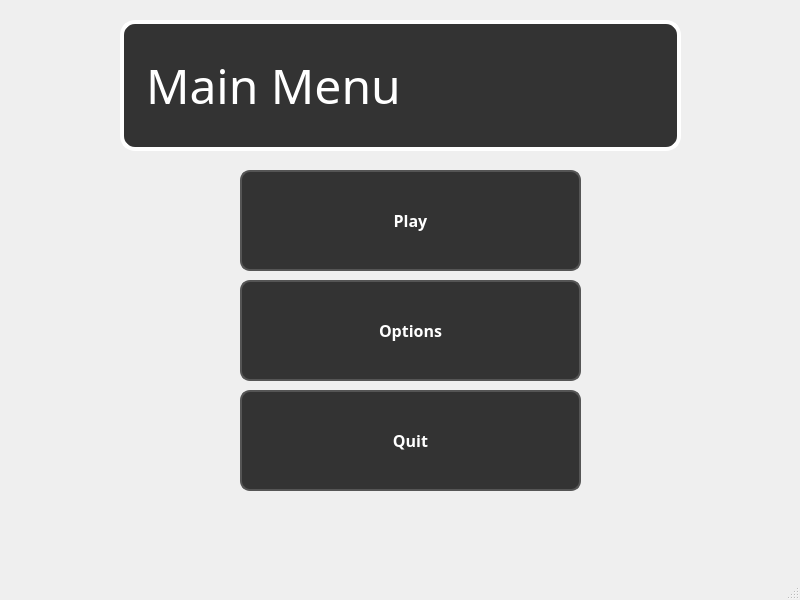
First picture: the form in mainwindow.ui, repository AhmedZ70/BitWise-EducationalApp, before the edit.
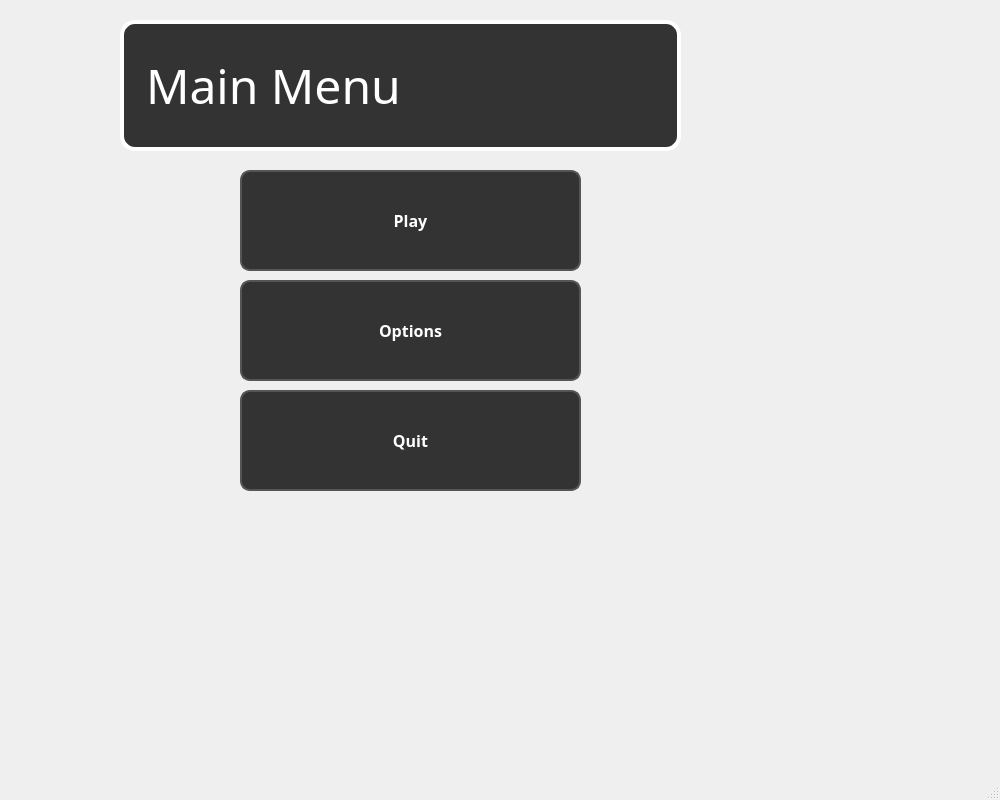
Second picture: the form after the edit. Icons and pictures are not drawn.

Patch:
```diff
--- a/mainwindow.ui
+++ b/mainwindow.ui
@@ -6,8 +6,8 @@
    <rect>
     <x>0</x>
     <y>0</y>
-    <width>800</width>
-    <height>600</height>
+    <width>1000</width>
+    <height>800</height>
    </rect>
   </property>
   <property name="windowTitle">
@@ -19,8 +19,8 @@
      <rect>
       <x>0</x>
       <y>-10</y>
-      <width>821</width>
-      <height>561</height>
+      <width>1001</width>
+      <height>771</height>
      </rect>
     </property>
     <property name="styleSheet">
```
Left out of the diff: 4 changed lines with no effect on the pictures.
